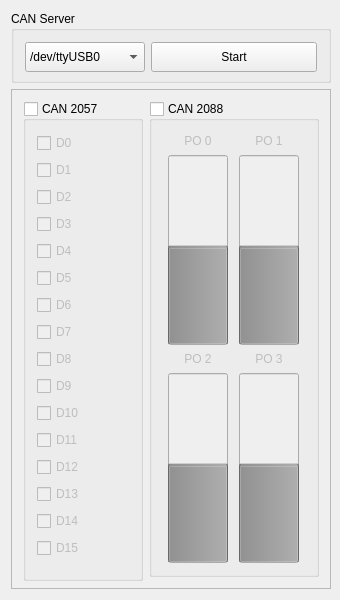
Qt form Megatron-server/server.ui (sseitov/Megatron) before a commit.
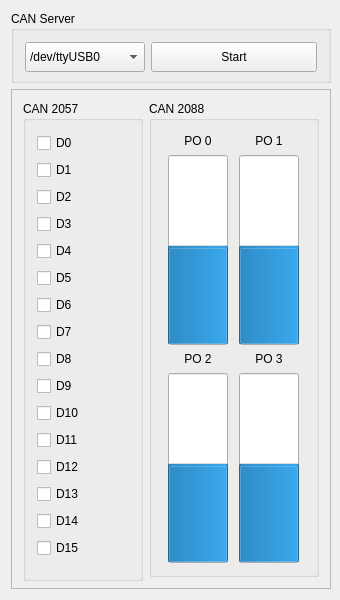
The same form after that commit.

What changed in the file:
```diff
--- a/Megatron-server/server.ui
+++ b/Megatron-server/server.ui
@@ -118,6 +118,9 @@
      <layout class="QHBoxLayout" name="horizontalLayout_2">
       <item>
        <widget class="QGroupBox" name="can2057">
+        <property name="enabled">
+         <bool>true</bool>
+        </property>
         <property name="minimumSize">
          <size>
           <width>120</width>
@@ -134,7 +137,7 @@
          <string>CAN 2057</string>
         </property>
         <property name="checkable">
-         <bool>true</bool>
+         <bool>false</bool>
         </property>
         <property name="checked">
          <bool>false</bool>
@@ -261,6 +264,9 @@
       </item>
       <item>
        <widget class="QGroupBox" name="can2088">
+        <property name="enabled">
+         <bool>true</bool>
+        </property>
         <property name="minimumSize">
          <size>
           <width>0</width>
@@ -271,7 +277,7 @@
          <string>CAN 2088</string>
         </property>
         <property name="checkable">
-         <bool>true</bool>
+         <bool>false</bool>
         </property>
         <property name="checked">
          <bool>false</bool>
```
